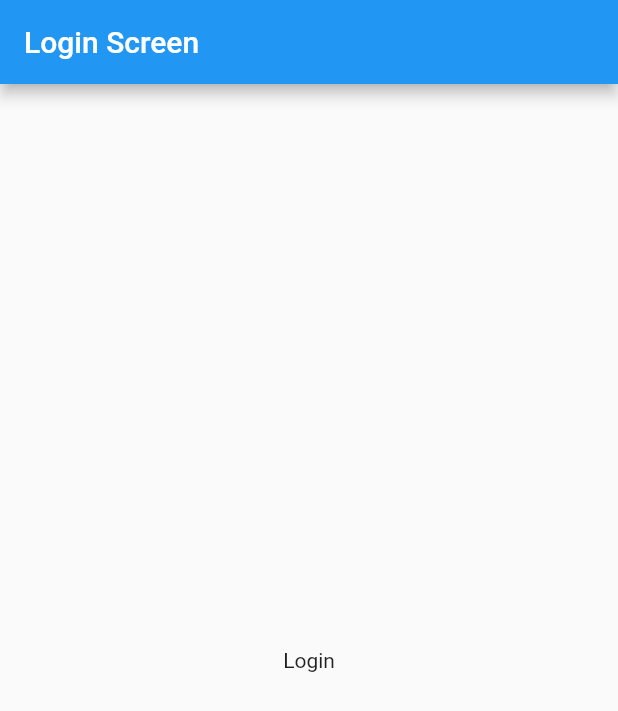
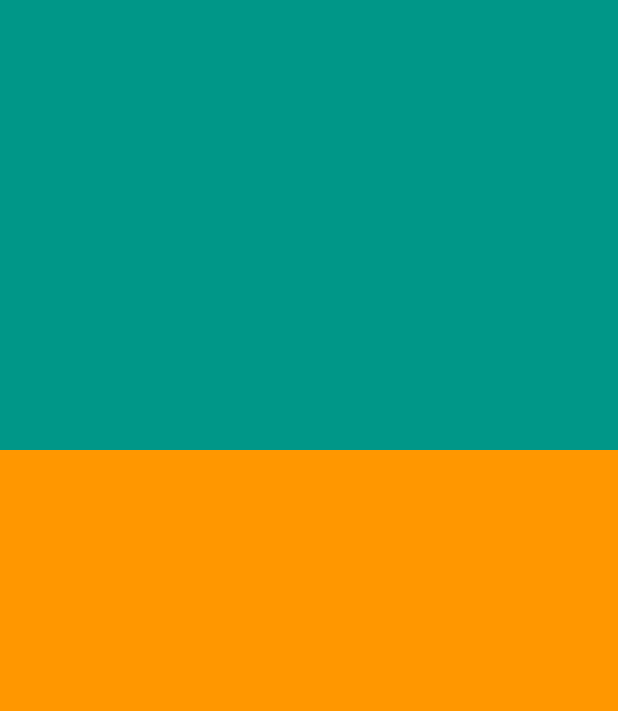
Before and after one commit to riyazahmad9129/myapp, a Flutter app: the screen it shows after launch, on a phone screen of 412 x 824 dp. Shown: the top 711 px of the screen. Run offline on Flutter 3.47's test engine with Material 2 defaults, Android fonts, the phone set to English and light mode, and no system bars.

Commit message:
Login Screen

```diff
--- a/lib/login.dart
+++ b/lib/login.dart
@@ -11,11 +11,21 @@ class _LoginScreenState extends State<LoginScreen> {
   @override
   Widget build(BuildContext context) {
     return Scaffold(
-      appBar: AppBar(
-        title: const Text("Login Screen"),
-      ),
-      body: const Center(
-        child: Text("Login"),
+      body: SingleChildScrollView(
+        child: Column(
+          children: [
+            Container(
+              height: 300,
+              width: double.maxFinite,
+              color: Colors.teal,
+            ),
+            Container(
+              height: 600,
+              width: double.maxFinite,
+              color: Colors.orange,
+            )
+          ],
+        ),
       ),
     );
   }
```
